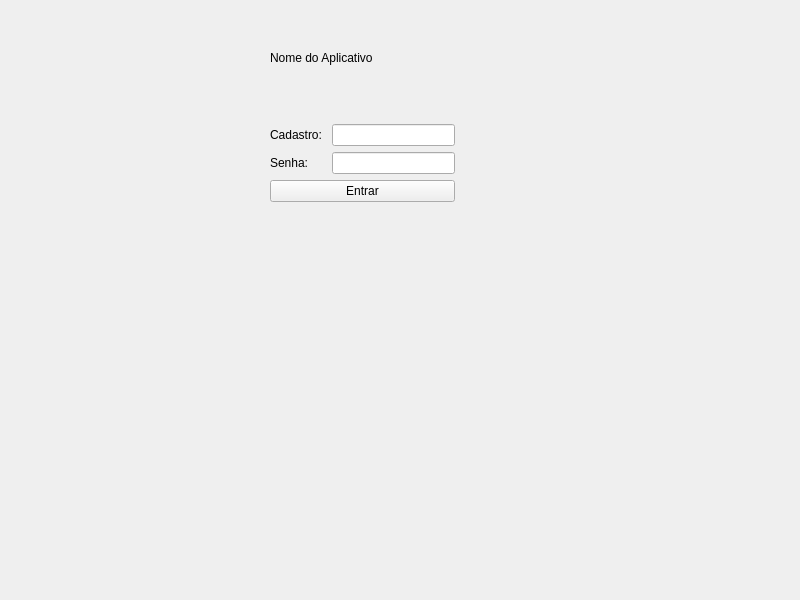
First picture: the form in MainWindow.ui, repository luizafcamerini/ModelagemSoftware, before the edit.
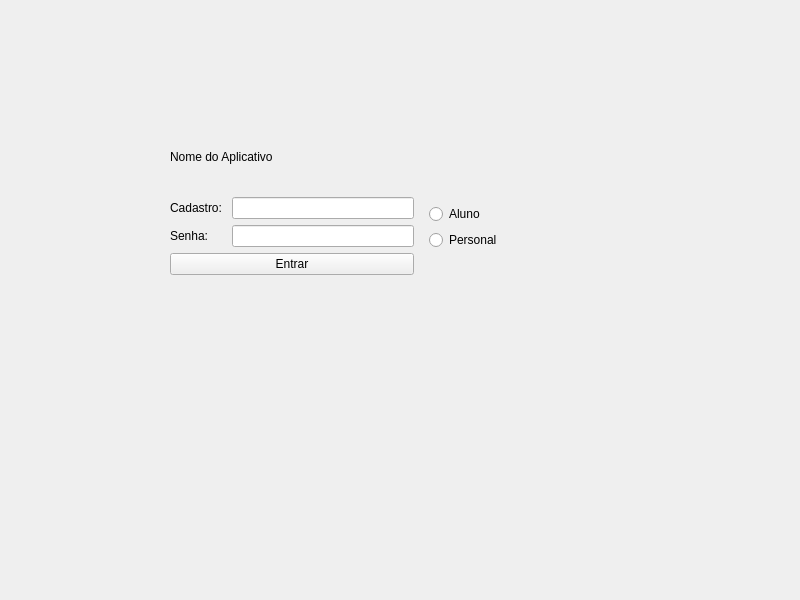
Second picture: the form after the edit.

```diff
--- a/MainWindow.ui
+++ b/MainWindow.ui
@@ -13,15 +13,66 @@
   <property name="windowTitle">
    <string>MainWindow</string>
   </property>
-  <widget class="QWidget" name="loginWidget" native="true">
+  <layout class="QGridLayout" name="gridLayout_3">
+   <item row="0" column="0">
+    <widget class="QStackedWidget" name="stackedWidget">
+     <widget class="QWidget" name="page">
+      <widget class="QWidget" name="gridLayoutWidget">
    <property name="geometry">
     <rect>
-     <x>270</x>
-     <y>51</y>
-     <width>185</width>
-     <height>151</height>
-    </rect>
-   </property>
+         <x>150</x>
+         <y>130</y>
+         <width>341</width>
+         <height>171</height>
+        </rect>
+       </property>
+       <layout class="QGridLayout" name="gridLayout">
+        <item row="0" column="1">
+         <layout class="QVBoxLayout" name="verticalLayout_4">
+          <item>
+           <spacer name="verticalSpacer_3">
+            <property name="orientation">
+             <enum>Qt::Vertical</enum>
+            </property>
+            <property name="sizeHint" stdset="0">
+             <size>
+              <width>20</width>
+              <height>40</height>
+             </size>
+            </property>
+           </spacer>
+          </item>
+          <item>
+           <widget class="QRadioButton" name="personalRadioButton">
+            <property name="text">
+             <string>Aluno</string>
+            </property>
+           </widget>
+          </item>
+          <item>
+           <widget class="QRadioButton" name="alunoRadioButton">
+            <property name="text">
+             <string>Personal</string>
+            </property>
+           </widget>
+          </item>
+          <item>
+           <spacer name="verticalSpacer_2">
+            <property name="orientation">
+             <enum>Qt::Vertical</enum>
+            </property>
+            <property name="sizeHint" stdset="0">
+             <size>
+              <width>20</width>
+              <height>40</height>
+             </size>
+            </property>
+           </spacer>
+          </item>
+         </layout>
+        </item>
+        <item row="0" column="0">
+         <widget class="QWidget" name="loginWidget" native="true">
    <layout class="QFormLayout" name="formLayout">
     <item row="2" column="0">
      <widget class="QLabel" name="cadastroLabel">
@@ -70,8 +121,30 @@
       </property>
      </widget>
     </item>
-   </layout>
-  </widget>
+           <item row="5" column="1">
+            <spacer name="verticalSpacer_4">
+             <property name="orientation">
+              <enum>Qt::Vertical</enum>
+             </property>
+             <property name="sizeHint" stdset="0">
+              <size>
+               <width>20</width>
+               <height>40</height>
+              </size>
+             </property>
+            </spacer>
+           </item>
+          </layout>
+         </widget>
+        </item>
+       </layout>
+      </widget>
+     </widget>
+     <widget class="QWidget" name="page_3"/>
+     <widget class="QWidget" name="page_2"/>
+    </widget>
+   </item>
+  </layout>
  </widget>
  <resources/>
  <connections/>
```
Left out of the diff: 40 changed lines with no effect on the pictures. Lines whose indentation alone changed are shown as unchanged.
